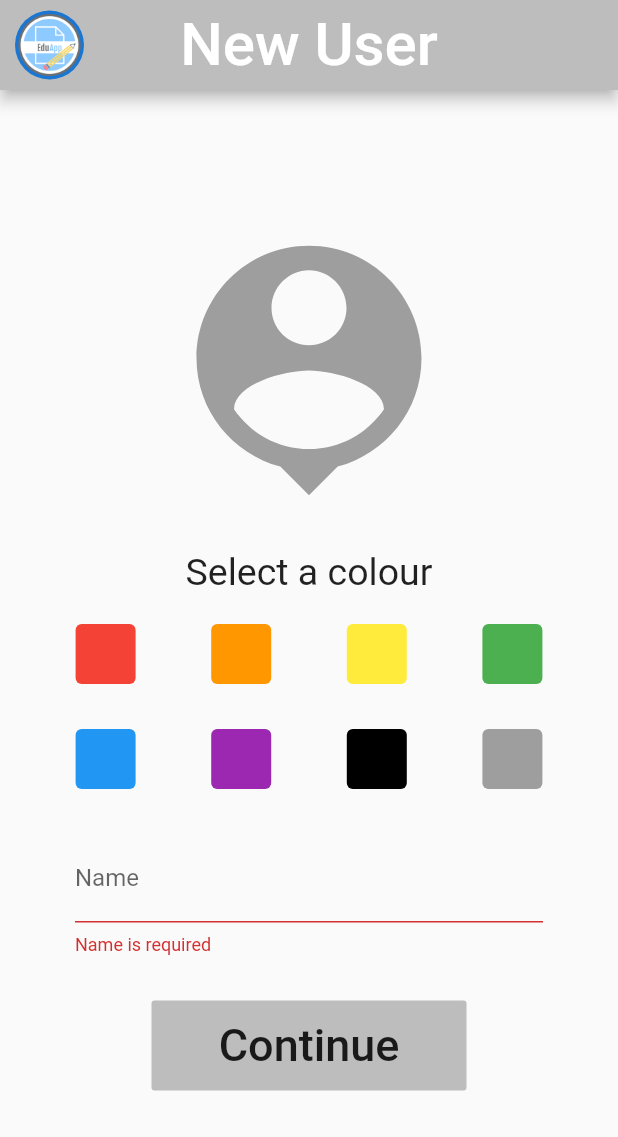
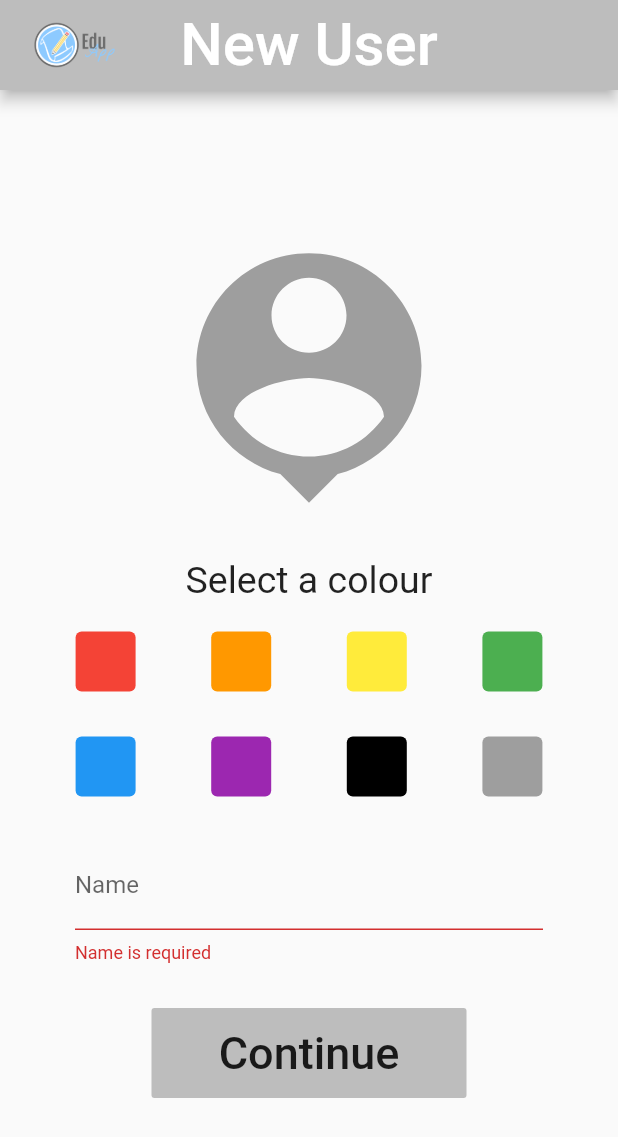
Before and after one commit to maishafahmed/Google-Solution-Team, a Flutter app: the screen it shows after launch, after a tap on "Continue", on a phone screen of 412 x 824 dp. Shown: the top 1137 px of the screen. Run offline on Flutter 3.47's test engine with Material 2 defaults, Android fonts, the phone set to English and light mode, and no system bars.

Commit message:
update logo

```diff
--- a/edu_app/lib/new_user_setup/user_colour_and _name.dart
+++ b/edu_app/lib/new_user_setup/user_colour_and _name.dart
@@ -132,15 +132,14 @@ class _NewUserState extends State<NewUser> {
       appBar: AppBar(
         backgroundColor: Colors.grey[400],
         toolbarHeight: 60.0,
+        leadingWidth: 100.0,
         leading: Row(
           children: [
-            SizedBox(
-              width: 10.0,
-            ),
-            CircleAvatar(
-              backgroundImage: AssetImage("assets/EduApp.png"),
-              radius: 23.0,
-            ),
+            Image(
+              image: AssetImage("assets/EduApp-v2.png"),
+              height: 100.0,
+              width: 100.0,
+            )
           ],
         ),
         title: Text(
@@ -150,8 +149,6 @@ class _NewUserState extends State<NewUser> {
         centerTitle: true,
       ),
       body: Center(
-        child: Padding(
-          padding: const EdgeInsets.fromLTRB(0, 10.0, 0, 20.0),
         child: SingleChildScrollView(
           child: Column(
             mainAxisAlignment: MainAxisAlignment.spaceAround,
@@ -288,7 +285,7 @@ class _NewUserState extends State<NewUser> {
 
                   _formKey.currentState.save();
 
-                    Navigator.pushNamed(context, '');
+                  Navigator.pushNamed(context, '/homepage');
                 },
                 height: 60.0,
                 minWidth: 210.0,
@@ -302,7 +299,6 @@ class _NewUserState extends State<NewUser> {
           ),
         ),
       ),
-      ),
     );
   }
 }
```
Lines whose indentation alone changed are shown as unchanged.
